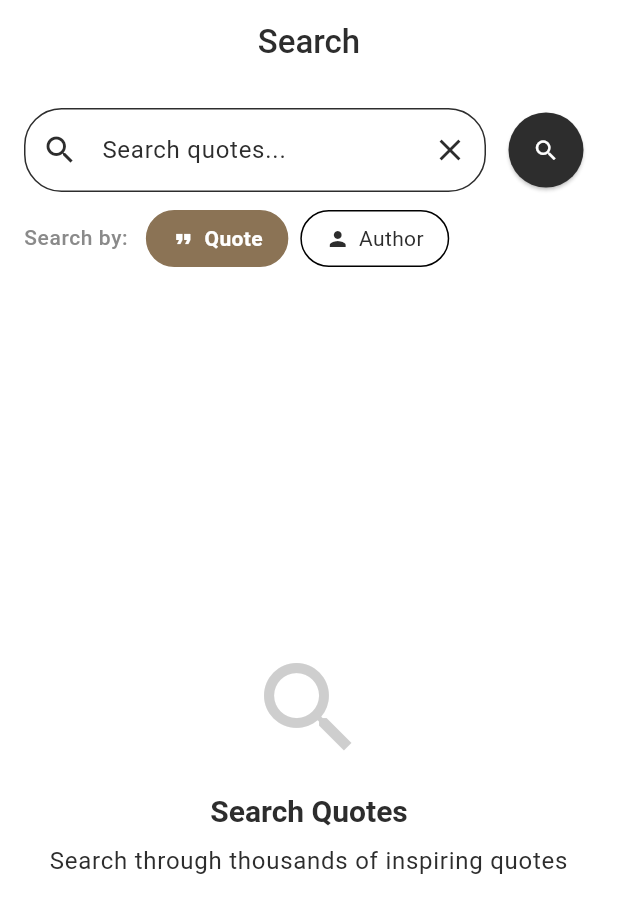
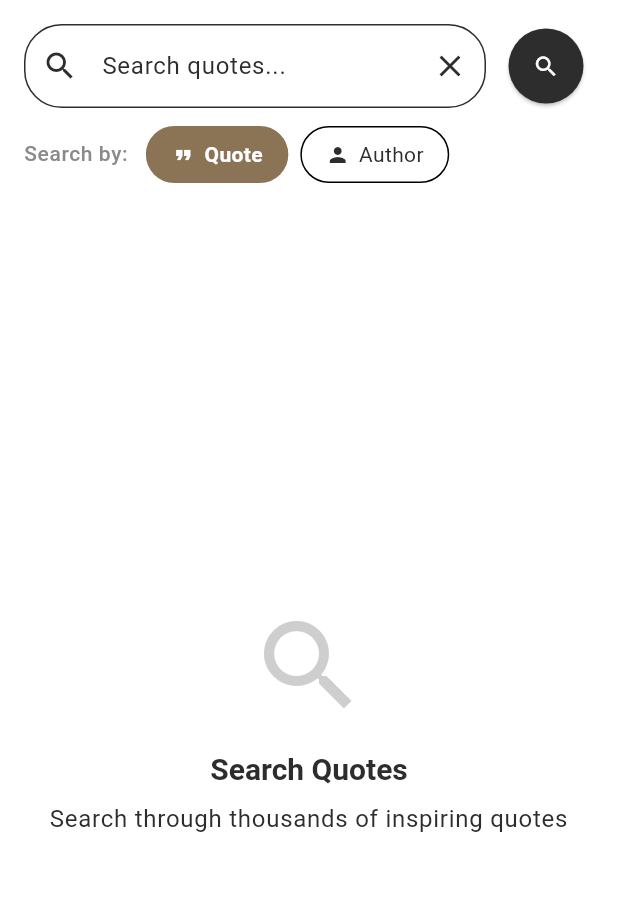
Before and after one commit to akshayxemo/quote-vault, a Flutter app: the _SearchScreenContent screen opened directly, on a phone screen of 412 x 824 dp. Shown: the top 913 px of the screen. Run offline on Flutter 3.47's test engine with Material 3 defaults, Android fonts, the phone set to English and light mode, and no system bars; our stand-ins replace connectivity_plus, dartz, equatable, flutter_bloc, get_it, go_router and 4 more; missing offline and left inert: gal; accounts and stored records are empty.

Commit message:
some new adjustments removing appbar

```diff
--- a/lib/presentation/screens/profile/profile_screen.dart
+++ b/lib/presentation/screens/profile/profile_screen.dart
@@ -19,12 +19,6 @@ class ProfileScreen extends StatelessWidget {
   Widget build(BuildContext context) {
     return Scaffold(
       backgroundColor: Theme.of(context).scaffoldBackgroundColor,
-      appBar: AppBar(
-        title: const Text('Profile'),
-        backgroundColor: Colors.transparent,
-        elevation: 0,
-        automaticallyImplyLeading: false, // Remove back button
-      ),
       body: SafeArea(
         child: SingleChildScrollView(
           padding: const EdgeInsets.all(16),
--- a/lib/presentation/screens/search/search_screen.dart
+++ b/lib/presentation/screens/search/search_screen.dart
@@ -69,12 +69,6 @@ class _SearchScreenContentState extends State<_SearchScreenContent> {
   Widget build(BuildContext context) {
     return Scaffold(
       backgroundColor: Theme.of(context).scaffoldBackgroundColor,
-      appBar: AppBar(
-        title: const Text('Search'),
-        backgroundColor: Colors.transparent,
-        elevation: 0,
-        automaticallyImplyLeading: false,
-      ),
       body: SafeArea(
         child: Column(
           children: [
```
Also changed, not shown: lib/presentation/screens/favorites/favorites_screen.dart (+24 -8 lines).
